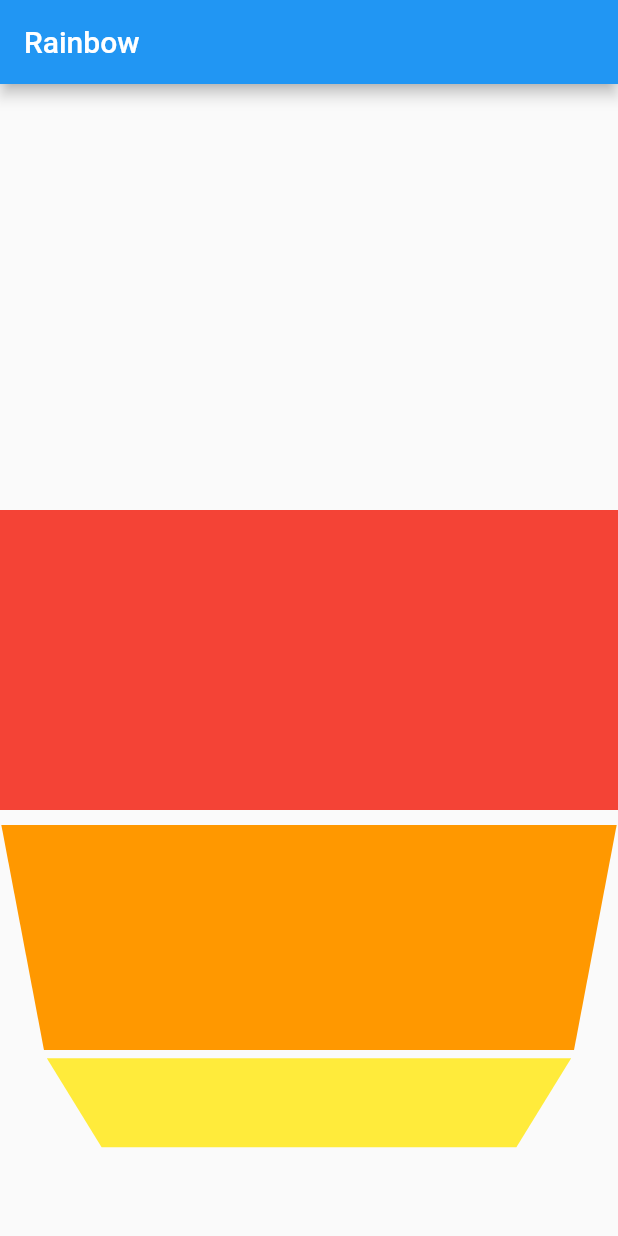
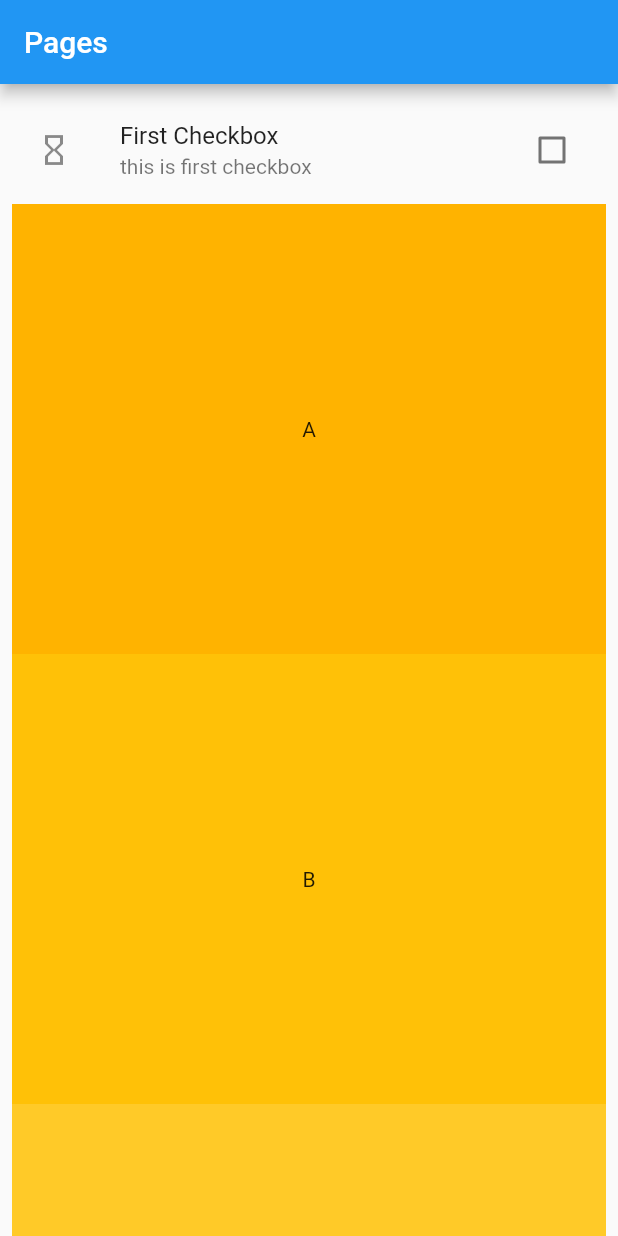
Before and after one commit to Mouse7276/AppeyRoad, a Flutter app: the screen it shows after launch, on a phone screen of 412 x 824 dp. Run offline on Flutter 3.47's test engine with Material 2 defaults, Android fonts, the phone set to English and light mode, and no system bars.

Commit message:
2022.02.05

```diff
--- a/lib/main.dart
+++ b/lib/main.dart
@@ -1,73 +1,144 @@
+import 'package:flutter/gestures.dart';
 import 'package:flutter/material.dart';
+import 'package:flutter/scheduler.dart';
 
 void main() {
-  runApp(const MyApp());
+  runApp(MyApp());
 }
 
 class MyApp extends StatelessWidget {
-  const MyApp({Key? key}) : super(key: key);
+  static const String _title = 'HomeScreen';
 
   @override
   Widget build(BuildContext context) {
     return MaterialApp(
-      theme: ThemeData(
-          textTheme: Theme.of(context).textTheme.apply(
-                bodyColor: Colors.brown,
-                displayColor: Colors.white,
-              )),
-      debugShowCheckedModeBanner: false,
-      home: HomeScreen(),
+        scrollBehavior: AppScrollBehavior(), title: _title, home: HomeScreen());
+  }
+}
+
+final PageController pageController = PageController(
+  initialPage: 0,
+);
+
+class AppScrollBehavior extends MaterialScrollBehavior {
+  @override
+  Set<PointerDeviceKind> get dragDevices => {
+        PointerDeviceKind.touch,
+        PointerDeviceKind.mouse,
+      };
+}
+
+class HomeScreen extends StatelessWidget {
+  const HomeScreen({Key? key}) : super(key: key);
+
+  @override
+  Widget build(BuildContext context) {
+    return Scaffold(
+      appBar: AppBar(
+        title: Text('Pages'),
+      ),
+      body: PageView(
+        controller: pageController,
+        children: <Widget>[
+          HomeScreen1(),
+          HomeScreen2(),
+          HomeScreen1(),
+        ],
+      ),
     );
   }
 }
 
-class HomeScreen extends StatefulWidget {
-  const HomeScreen({Key? key}) : super(key: key);
+class HomeScreen1 extends StatefulWidget {
+  const HomeScreen1({Key? key}) : super(key: key);
 
   @override
-  _HomeScreenState createState() => _HomeScreenState();
+  _HomeScreen1State createState() => _HomeScreen1State();
 }
 
-class _HomeScreenState extends State<HomeScreen> {
+class _HomeScreen1State extends State<HomeScreen1> {
+  var _boolfirst = false;
   @override
   Widget build(BuildContext context) {
-    return Scaffold(
-      appBar: AppBar(
-        title: Text('Rainbow'),
+    return ListView(
+      padding: const EdgeInsets.all(8),
+      children: <Widget>[
+        CheckboxListTile(
+          value: _boolfirst,
+          title: Text('First Checkbox'),
+          subtitle: Text('this is first checkbox'),
+          activeColor: Colors.green,
+          checkColor: Colors.black,
+          controlAffinity: ListTileControlAffinity.platform,
+          secondary: Container(
+            height: 100,
+            child: Icon(Icons.hourglass_empty),
           ),
-      body: ListWheelScrollView(
-        children: [
-          Container(
-            color: Colors.red,
-            height: 300,
+          onChanged: (value) {
+            setState(() {
+              _boolfirst = value!;
+            });
+          },
         ),
         Container(
-            color: Colors.orange,
           height: 300,
+          color: Colors.amber[600],
+          child: const Center(child: Text('A')),
         ),
         Container(
-            color: Colors.yellow,
           height: 300,
+          color: Colors.amber[500],
+          child: const Center(child: Text('B')),
         ),
         Container(
-            color: Colors.green,
           height: 300,
+          color: Colors.amber[400],
+          child: const Center(child: Text('C')),
         ),
         Container(
-            color: Colors.blue,
           height: 300,
+          color: Colors.amber[300],
+          child: const Center(child: Text('D')),
         ),
         Container(
-            color: Colors.cyan,
           height: 300,
+          color: Colors.amber[200],
+          child: const Center(child: Text('E')),
         ),
         Container(
-            color: Colors.purple,
           height: 300,
+          color: Colors.amber[100],
+          child: const Center(child: Text('F')),
         ),
       ],
-        itemExtent: 200,
-      ),
     );
   }
 }
+
+class HomeScreen2 extends StatefulWidget {
+  const HomeScreen2({Key? key}) : super(key: key);
+
+  @override
+  _HomeScreen2State createState() => _HomeScreen2State();
+}
+
+class _HomeScreen2State extends State<HomeScreen2> {
+  @override
+  Widget build(BuildContext context) {
+    return Container();
+  }
+}
+
+class HomeScreen3 extends StatefulWidget {
+  const HomeScreen3({Key? key}) : super(key: key);
+
+  @override
+  _HomeScreen3State createState() => _HomeScreen3State();
+}
+
+class _HomeScreen3State extends State<HomeScreen3> {
+  @override
+  Widget build(BuildContext context) {
+    return Container();
+  }
+}
```
Also changed, not shown: 1 other file. Lines whose indentation alone changed are shown as unchanged.
